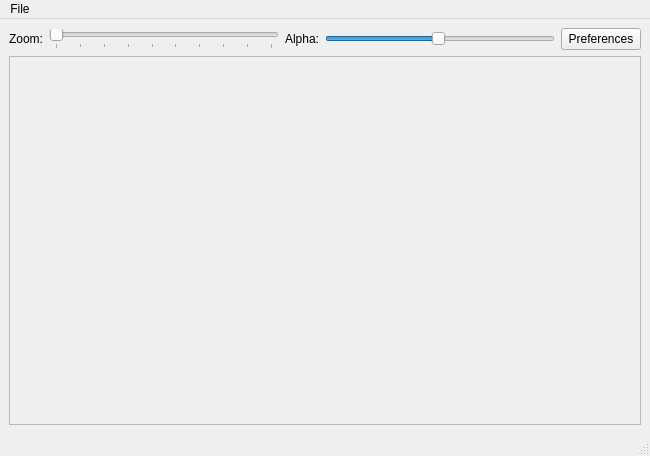
Above: gui.ui from maxscheurer/pycontact before the change. Below: the same form after it.
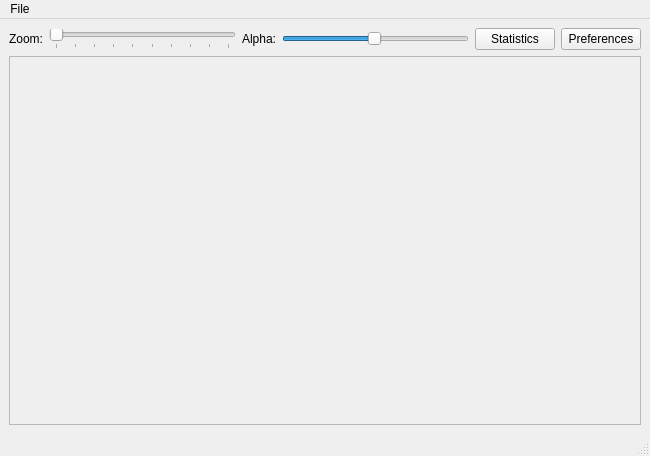
That is the form after the change.

Patch:
```diff
--- a/gui.ui
+++ b/gui.ui
@@ -15,7 +15,7 @@
   </property>
   <widget class="QWidget" name="centralwidget">
    <layout class="QGridLayout" name="gridLayout">
-    <item row="0" column="4">
+    <item row="0" column="5">
      <widget class="QPushButton" name="openPreferencesButton">
       <property name="sizePolicy">
        <sizepolicy hsizetype="Fixed" vsizetype="Fixed">
@@ -107,7 +107,7 @@
       </property>
      </widget>
     </item>
-    <item row="2" column="0" colspan="5">
+    <item row="2" column="0" colspan="6">
      <widget class="QScrollArea" name="scrollArea">
       <property name="sizeAdjustPolicy">
        <enum>QAbstractScrollArea::AdjustIgnored</enum>
@@ -127,6 +127,13 @@
       </widget>
      </widget>
     </item>
+    <item row="0" column="4">
+     <widget class="QPushButton" name="statisticsButton">
+      <property name="text">
+       <string>Statistics</string>
+      </property>
+     </widget>
+    </item>
    </layout>
   </widget>
   <widget class="QMenuBar" name="menubar">
```
